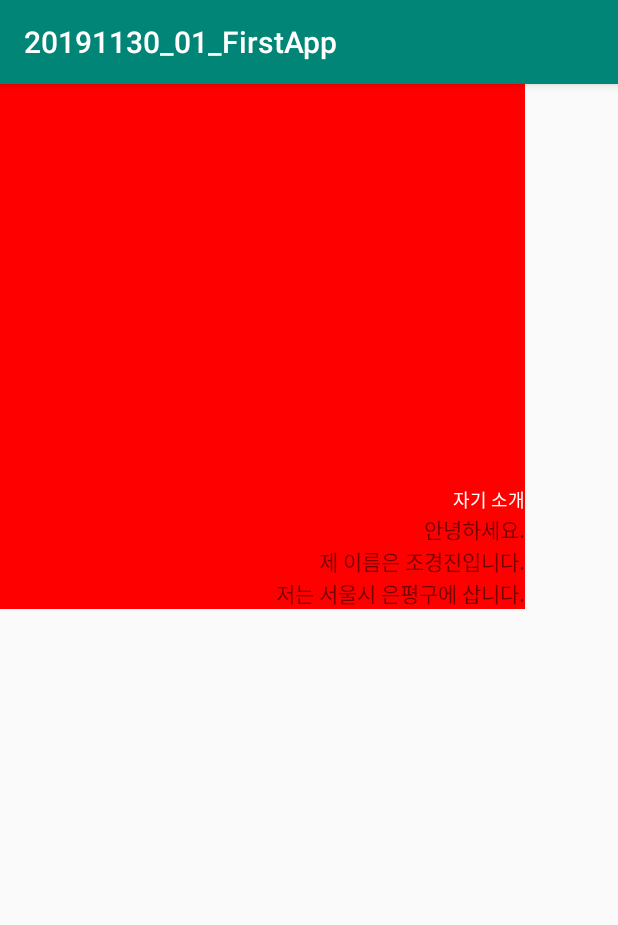
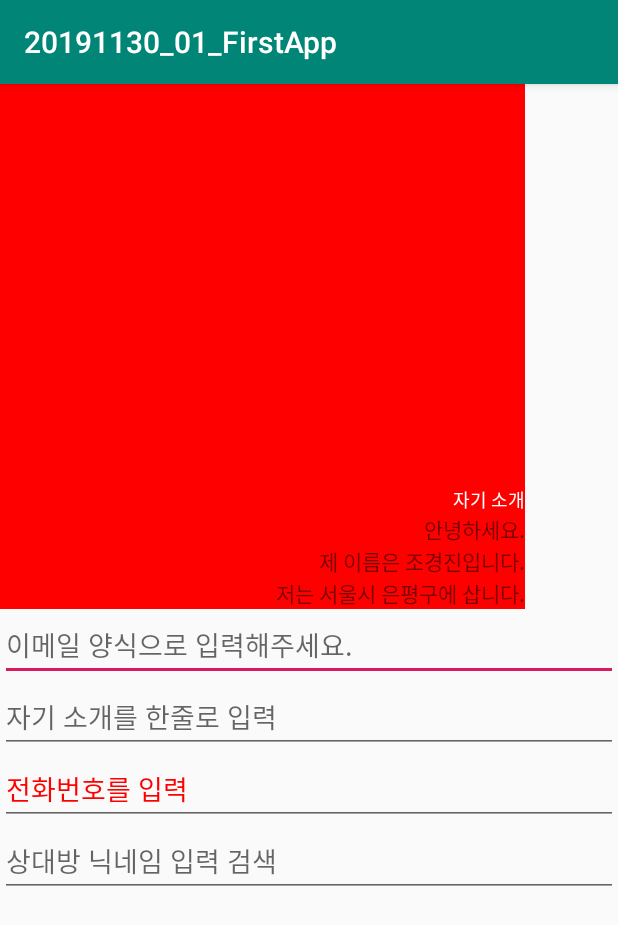
Before and after one commit to cho881020/20191130_01_FirstApp, an Android app: the screen it shows after launch (MainActivity), on a phone screen of 412 x 824 dp. Shown: the top 925 px of the screen. Run offline under Robolectric (Android 15) with nearby library versions, the phone set to English and light mode, and no system bars.

Commit message:
EditText 속성 연습

```diff
--- a/app/src/main/res/layout/activity_main.xml
+++ b/app/src/main/res/layout/activity_main.xml
@@ -4,6 +4,7 @@
     xmlns:tools="http://schemas.android.com/tools"
     android:layout_width="match_parent"
     android:layout_height="match_parent"
+    android:orientation="vertical"
     tools:context=".MainActivity">
 
     <LinearLayout
@@ -38,4 +39,30 @@
 
     </LinearLayout>
 
+    <EditText
+        android:layout_width="match_parent"
+        android:layout_height="wrap_content"
+        android:hint="이메일 양식으로 입력해주세요."
+        android:inputType="textEmailAddress"/>
+
+    <EditText
+        android:layout_width="match_parent"
+        android:layout_height="wrap_content"
+        android:hint="자기 소개를 한줄로 입력"
+        android:singleLine="true"/>
+
+    <EditText
+        android:layout_width="match_parent"
+        android:layout_height="wrap_content"
+        android:hint="전화번호를 입력"
+        android:textColorHint="#FF0000"
+        android:inputType="phone"/>
+
+    <EditText
+        android:layout_width="match_parent"
+        android:layout_height="wrap_content"
+        android:hint="상대방 닉네임 입력 검색"
+        android:imeOptions="actionSearch"
+        android:singleLine="true" />
+
 </LinearLayout>
```
